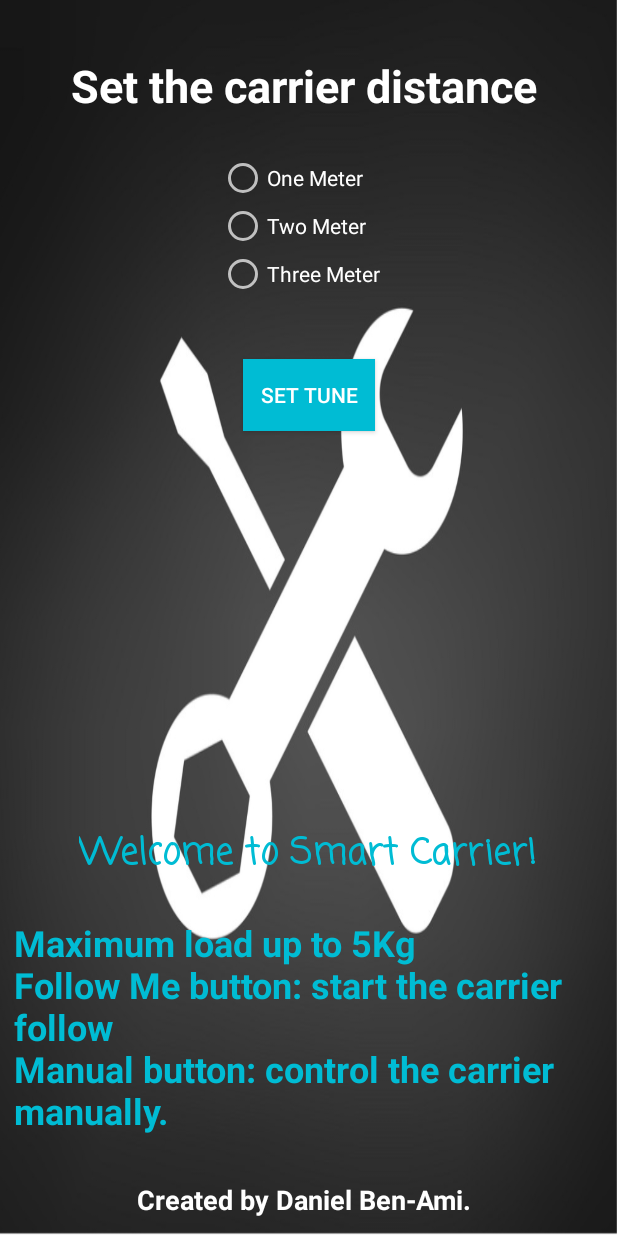
After one commit to daniellba/Smart-Carrier, an Android app: the SettingsActivity screen opened directly, with no data from a screen before it, on a phone screen of 412 x 824 dp. The commit adds this screen. Run offline under Robolectric (Android 15) with nearby library versions, the phone set to English and light mode, and no system bars.

Commit message:
Settings screen design done, few more improvements made.

```diff
--- a/app/src/main/AndroidManifest.xml
+++ b/app/src/main/AndroidManifest.xml
@@ -8,19 +8,17 @@
         android:label="@string/app_name"
         android:roundIcon="@mipmap/ic_launcher_round"
         android:supportsRtl="true"
-        android:theme="@style/Theme.SmartCarrier" >
+        android:theme="@style/Theme.Design.NoActionBar" >
         <activity android:name=".Splash" >
             <intent-filter>
                 <action android:name="android.intent.action.MAIN" />
-
                 <category android:name="android.intent.category.LAUNCHER" />
             </intent-filter>
         </activity>
 
         <activity android:name=".ManualScreen" android:screenOrientation="landscape"/>
-        <activity android:name=".MainActivity" >
-
-        </activity>
+        <activity android:name=".MainActivity" ></activity>
+        <activity android:name=".SettingsActivity" ></activity>
     </application>
 
 </manifest>
--- a/app/src/main/java/com/example/smartcarrier/MainActivity.java
+++ b/app/src/main/java/com/example/smartcarrier/MainActivity.java
@@ -40,22 +40,15 @@ public class MainActivity extends AppCompatActivity {
         });
 
 
-
-        //not sure if i'll do settings screen
-
-        /*Intent SettingScreen = new Intent(this, ManualScreen.class);
+        Intent SettingScreen = new Intent(this, ManualScreen.class);
         dSettings_Btn.setOnClickListener(new View.OnClickListener()
         {
             @Override
             public void onClick(View v) {
-                startActivity(SettingScreen);
+                Intent numberIntent = new Intent(MainActivity.this,SettingsActivity.class);
+                startActivity(numberIntent);
             }
-        });*/
-
-
-
-
-
+        });
 
         //define the TextView in order to wirte in the box the cordenations.
         GPS_Value = findViewById(R.id.GPS_Value_ID);
--- a/app/src/main/java/com/example/smartcarrier/ManualScreen.java
+++ b/app/src/main/java/com/example/smartcarrier/ManualScreen.java
@@ -4,6 +4,7 @@ import androidx.appcompat.app.AppCompatActivity;
 
 import android.os.Bundle;
 import android.widget.Button;
+
 
 public class ManualScreen extends AppCompatActivity {
 
--- /dev/null
+++ b/app/src/main/java/com/example/smartcarrier/SettingsActivity.java
@@ -0,0 +1,24 @@
+package com.example.smartcarrier;
+
+import android.os.Bundle;
+import android.content.Intent;
+import android.view.Window;
+import android.widget.TextView;
+
+import androidx.appcompat.app.AppCompatActivity;
+
+public class SettingsActivity extends AppCompatActivity {
+
+    TextView About_TXV;
+
+
+    @Override
+    protected void onCreate(Bundle savedInstanceState) {
+        super.onCreate(savedInstanceState);
+        setContentView(R.layout.settings_screen);
+        {
+            About_TXV = (TextView)findViewById(R.id.About_TXV);
+            About_TXV.setText("Maximum load up to 5Kg\nFollow Me button: start the carrier follow \nManual button: control the carrier manually.");
+        }
+    }
+}
--- a/app/src/main/res/layout/activity_main.xml
+++ b/app/src/main/res/layout/activity_main.xml
@@ -4,6 +4,7 @@
     xmlns:tools="http://schemas.android.com/tools"
     android:layout_width="match_parent"
     android:layout_height="match_parent"
+    android:background="#FFFFFF"
     tools:context=".MainActivity">
 
     <TextView
--- a/app/src/main/res/layout/activity_splash.xml
+++ b/app/src/main/res/layout/activity_splash.xml
@@ -4,18 +4,36 @@
     xmlns:tools="http://schemas.android.com/tools"
     android:layout_width="match_parent"
     android:layout_height="match_parent"
-    android:background="@color/white"
+    android:background="@color/black"
     android:gravity="center">
 
   <ImageView
       android:id="@+id/ImgView_Splash_ID"
-      android:layout_width="414dp"
-      android:layout_height="730dp"
+      android:layout_width="413dp"
+      android:layout_height="545dp"
+      android:background="#040000"
       android:src="@drawable/whatsapp_image_2021_01_11_at_17_36_57"
       app:layout_constraintBottom_toBottomOf="parent"
       app:layout_constraintEnd_toEndOf="parent"
-      app:layout_constraintHorizontal_bias="0.666"
       app:layout_constraintStart_toStartOf="parent"
       app:layout_constraintTop_toTopOf="parent"
-      app:layout_constraintVertical_bias="0.0" />
+      app:layout_constraintVertical_bias="0.801" />
+
+  <TextView
+      android:id="@+id/textView"
+      android:layout_width="368dp"
+      android:layout_height="96dp"
+      android:background="#000000"
+      android:fontFamily="casual"
+      android:text="Smart Carrier"
+      android:textAllCaps="false"
+      android:textColor="#FFFFFF"
+      android:textSize="55sp"
+      android:textStyle="bold"
+      app:layout_constraintBottom_toBottomOf="parent"
+      app:layout_constraintEnd_toEndOf="parent"
+      app:layout_constraintHorizontal_bias="0.488"
+      app:layout_constraintStart_toStartOf="parent"
+      app:layout_constraintTop_toTopOf="parent"
+      app:layout_constraintVertical_bias="0.059" />
 </androidx.constraintlayout.widget.ConstraintLayout>
--- /dev/null
+++ b/app/src/main/res/layout/settings_screen.xml
@@ -0,0 +1,139 @@
+<?xml version="1.0" encoding="utf-8"?>
+<androidx.constraintlayout.widget.ConstraintLayout xmlns:android="http://schemas.android.com/apk/res/android"
+    xmlns:app="http://schemas.android.com/apk/res-auto"
+    xmlns:tools="http://schemas.android.com/tools"
+    android:layout_width="match_parent"
+    android:layout_height="match_parent"
+    android:background="@drawable/settingsscreen"><![CDATA[
+    tools:context=".SettingsActivity ">
+
+
+
+
+
+
+
+
+
+
+
+
+
+
+
+
+
+
+
+
+
+    ]]>
+
+    <Button
+        android:id="@+id/Set_Tune_BTN"
+        android:layout_width="wrap_content"
+        android:layout_height="wrap_content"
+        android:background="#00BCD4"
+        android:text="Set Tune"
+        android:textColor="#FFFFFF"
+        app:backgroundTint="#00BCD4"
+        app:layout_constraintBottom_toBottomOf="parent"
+        app:layout_constraintEnd_toEndOf="parent"
+        app:layout_constraintHorizontal_bias="0.501"
+        app:layout_constraintStart_toStartOf="parent"
+        app:layout_constraintTop_toTopOf="parent"
+        app:layout_constraintVertical_bias="0.308" />
+
+    <RadioGroup
+        android:id="@+id/radioGroup"
+        android:layout_width="123dp"
+        android:layout_height="129dp"
+        app:layout_constraintBottom_toBottomOf="parent"
+        app:layout_constraintEnd_toEndOf="parent"
+        app:layout_constraintHorizontal_bias="0.506"
+        app:layout_constraintStart_toStartOf="parent"
+        app:layout_constraintTop_toTopOf="parent"
+        app:layout_constraintVertical_bias="0.148">
+
+        <RadioButton
+            android:id="@+id/RBTN_1_ID"
+            android:layout_width="match_parent"
+            android:layout_height="wrap_content"
+            android:text="One Meter"
+            android:textColor="@color/white" />
+
+        <RadioButton
+            android:id="@+id/RBTN_2_ID"
+            android:layout_width="match_parent"
+            android:layout_height="wrap_content"
+            android:text="Two Meter"
+            android:textColor="@color/white" />
+
+        <RadioButton
+            android:id="@+id/RBTN_3_ID"
+            android:layout_width="match_parent"
+            android:layout_height="31dp"
+            android:text="Three Meter"
+            android:textColor="@color/white"
+            android:textColorHighlight="@color/black" />
+    </RadioGroup>
+
+    <TextView
+        android:id="@+id/About_TXV"
+        android:layout_width="394dp"
+        android:layout_height="164dp"
+        android:textColor="#00BCD4"
+        android:textSize="24sp"
+        android:textStyle="bold"
+        app:layout_constraintBottom_toBottomOf="parent"
+        app:layout_constraintEnd_toEndOf="parent"
+        app:layout_constraintHorizontal_bias="0.533"
+        app:layout_constraintStart_toStartOf="parent"
+        app:layout_constraintTop_toTopOf="parent"
+        app:layout_constraintVertical_bias="0.927" />
+
+    <TextView
+        android:id="@+id/Question_TXV"
+        android:layout_width="318dp"
+        android:layout_height="46dp"
+        android:text="Set the carrier distance"
+        android:textColor="@color/white"
+        android:textSize="30sp"
+        android:textStyle="bold"
+        app:layout_constraintBottom_toBottomOf="parent"
+        app:layout_constraintEnd_toEndOf="parent"
+        app:layout_constraintStart_toStartOf="parent"
+        app:layout_constraintTop_toTopOf="parent"
+        app:layout_constraintVertical_bias="0.047" />
+
+    <TextView
+        android:id="@+id/textView3"
+        android:layout_width="230dp"
+        android:layout_height="32dp"
+        android:text="Created by Daniel Ben-Ami."
+        android:textColor="@color/white"
+        android:textSize="18sp"
+        android:textStyle="bold"
+        app:layout_constraintBottom_toBottomOf="parent"
+        app:layout_constraintEnd_toEndOf="parent"
+        app:layout_constraintStart_toStartOf="parent"
+        app:layout_constraintTop_toTopOf="parent"
+        app:layout_constraintVertical_bias="0.994" />
+
+    <TextView
+        android:id="@+id/textView4"
+        android:layout_width="307dp"
+        android:layout_height="29dp"
+        android:fontFamily="casual"
+        android:text="Welcome to Smart Carrier!"
+        android:textColor="#00BCD4"
+        android:textSize="24sp"
+        android:textStyle="bold"
+        app:layout_constraintBottom_toBottomOf="parent"
+        app:layout_constraintEnd_toEndOf="parent"
+        app:layout_constraintHorizontal_bias="0.504"
+        app:layout_constraintStart_toStartOf="parent"
+        app:layout_constraintTop_toTopOf="parent"
+        app:layout_constraintVertical_bias="0.693" />
+
+</androidx.constraintlayout.widget.ConstraintLayout>
```
Also changed, not shown: app/src/main/res/drawable/settingsscreen.png (added).
